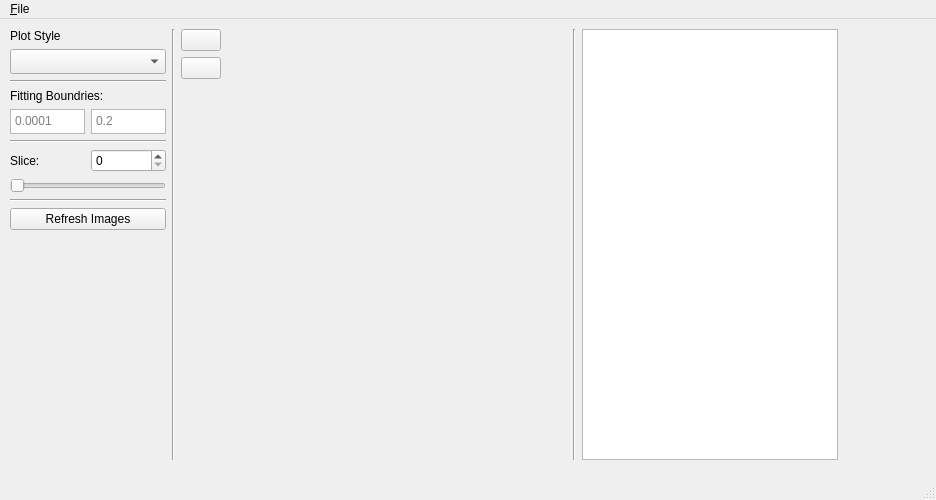
Old version of the form UI/NNLSDynApp.ui in the repository darksim33/Pyneapple.
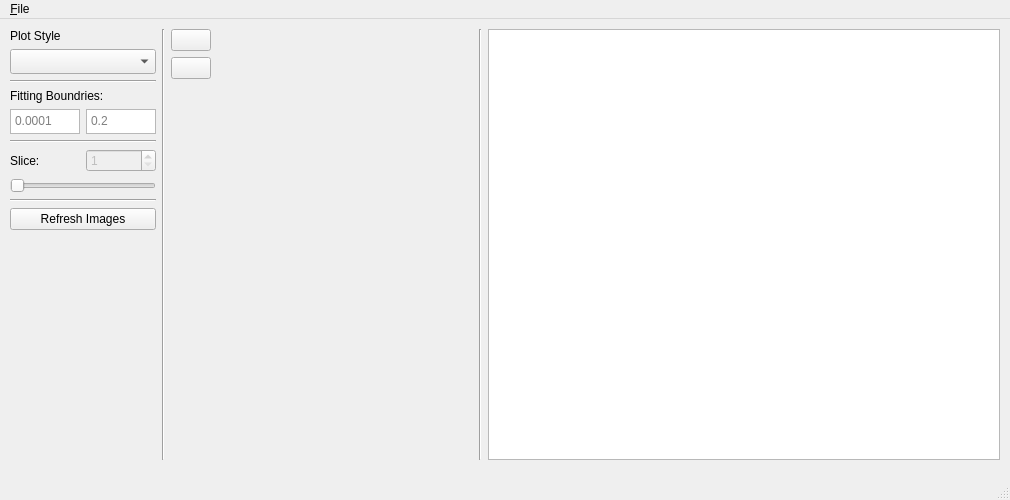
New version of the form. Icons and pictures are not drawn.

```diff
--- a/UI/NNLSDynApp.ui
+++ b/UI/NNLSDynApp.ui
@@ -6,7 +6,7 @@
    <rect>
     <x>0</x>
     <y>0</y>
-    <width>936</width>
+    <width>1010</width>
     <height>500</height>
    </rect>
   </property>
@@ -18,7 +18,7 @@
   </property>
   <property name="minimumSize">
    <size>
-    <width>700</width>
+    <width>1010</width>
     <height>500</height>
    </size>
   </property>
@@ -37,7 +37,7 @@
      <rect>
       <x>10</x>
       <y>10</y>
-      <width>911</width>
+      <width>994</width>
       <height>431</height>
      </rect>
     </property>
@@ -169,12 +169,28 @@
             </widget>
            </item>
            <item>
-            <widget class="QSpinBox" name="spinBox"/>
+            <widget class="QSpinBox" name="spnBx_nSlice">
+             <property name="enabled">
+              <bool>false</bool>
+             </property>
+             <property name="minimum">
+              <number>1</number>
+             </property>
+            </widget>
            </item>
           </layout>
          </item>
          <item>
-          <widget class="QSlider" name="horizontalSlider">
+          <widget class="QSlider" name="Sldr_nSlice">
+           <property name="enabled">
+            <bool>false</bool>
+           </property>
+           <property name="minimum">
+            <number>1</number>
+           </property>
+           <property name="maximum">
+            <number>100</number>
+           </property>
            <property name="orientation">
             <enum>Qt::Horizontal</enum>
            </property>
@@ -275,19 +291,6 @@
        </item>
       </layout>
      </item>
-     <item>
-      <spacer name="horizontalSpacer_2">
-       <property name="orientation">
-        <enum>Qt::Horizontal</enum>
-       </property>
-       <property name="sizeHint" stdset="0">
-        <size>
-         <width>40</width>
-         <height>20</height>
-        </size>
-       </property>
-      </spacer>
-     </item>
      <item>
       <widget class="QLabel" name="AXImgDyn">
        <property name="minimumSize">
@@ -305,6 +308,9 @@
        <property name="text">
         <string/>
        </property>
+       <property name="alignment">
+        <set>Qt::AlignCenter</set>
+       </property>
       </widget>
      </item>
      <item>
@@ -318,7 +324,7 @@
       <widget class="QGraphicsView" name="AXPltDyn">
        <property name="minimumSize">
         <size>
-         <width>256</width>
+         <width>512</width>
          <height>256</height>
         </size>
        </property>
@@ -345,8 +351,8 @@
     <rect>
      <x>0</x>
      <y>0</y>
-     <width>936</width>
-     <height>22</height>
+     <width>1010</width>
+     <height>25</height>
     </rect>
    </property>
    <widget class="QMenu" name="menu_File">
```
Left out of the diff: 8 changed lines with no effect on the pictures.
